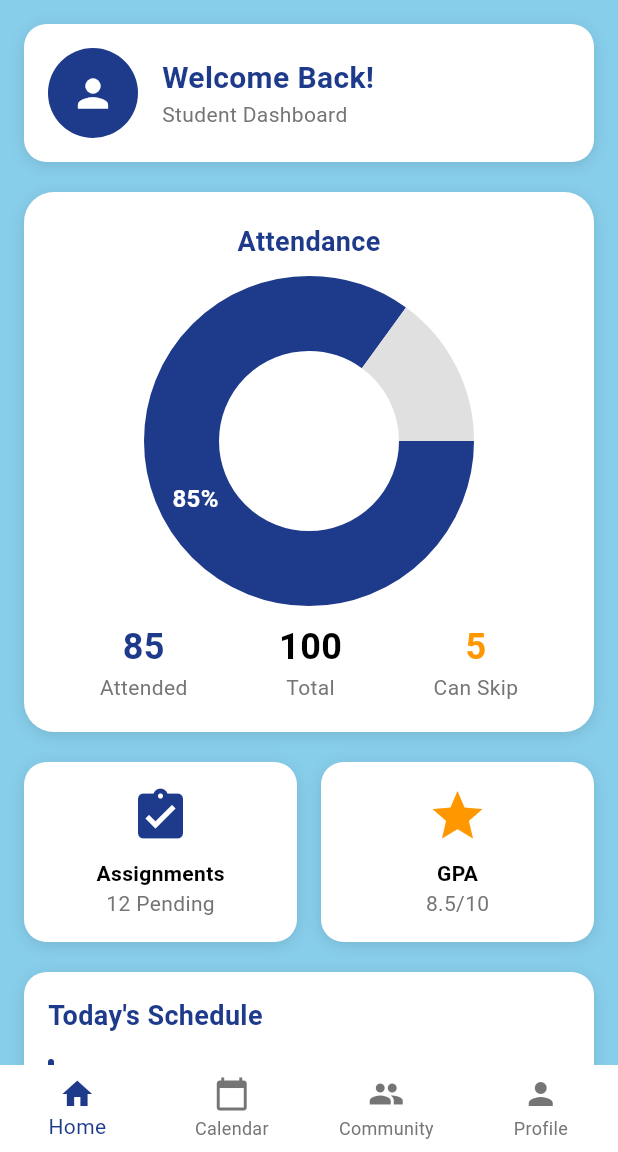
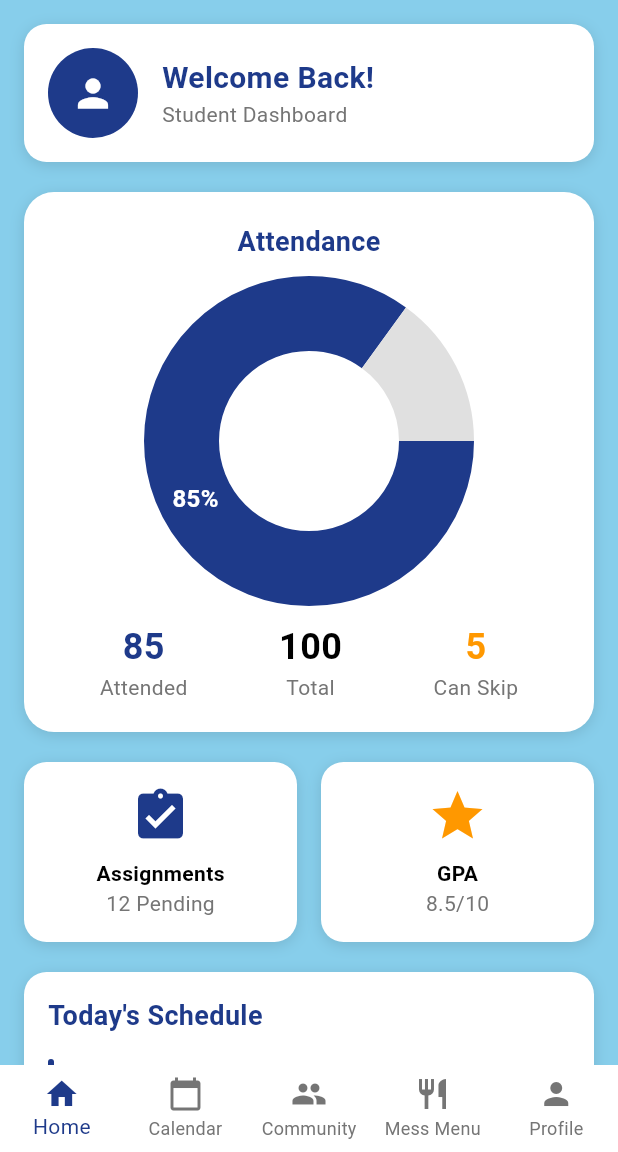
Before and after one commit to yawansharma/SastraX-Flutter, a Flutter app: the screen it shows after launch, after a tap on the "arrow forward" icon, on a phone screen of 412 x 824 dp, the part 84-1236 px from its top. Run offline on Flutter 3.47's test engine with Material 3 defaults, Android fonts, the phone set to English and light mode, and no system bars; drawn by our look-alikes of fl_chart; our stand-ins replace animate_do, auto_size_text, cached_network_image, google_fonts.

Commit message:
Mess Menu added in bottom navigation bar

```diff
--- a/lib/Pages/home_page.dart
+++ b/lib/Pages/home_page.dart
@@ -29,6 +29,7 @@ class _HomePageState extends State<HomePage> {
       DashboardScreen(),
       CalendarPage(),
       CommunityPage(),
+      MessMenuPage(),
       ProfilePage(regNo: widget.regNo),
     ];
   }
@@ -92,6 +93,10 @@ class _HomePageState extends State<HomePage> {
               BottomNavigationBarItem(
                 icon: Icon(Icons.people),
                 label: 'Community',
+              ),
+                  BottomNavigationBarItem(
+                icon: Icon(Icons.restaurant),
+                label: 'Mess Menu',
               ),
               BottomNavigationBarItem(
                 icon: Icon(Icons.person),
```
